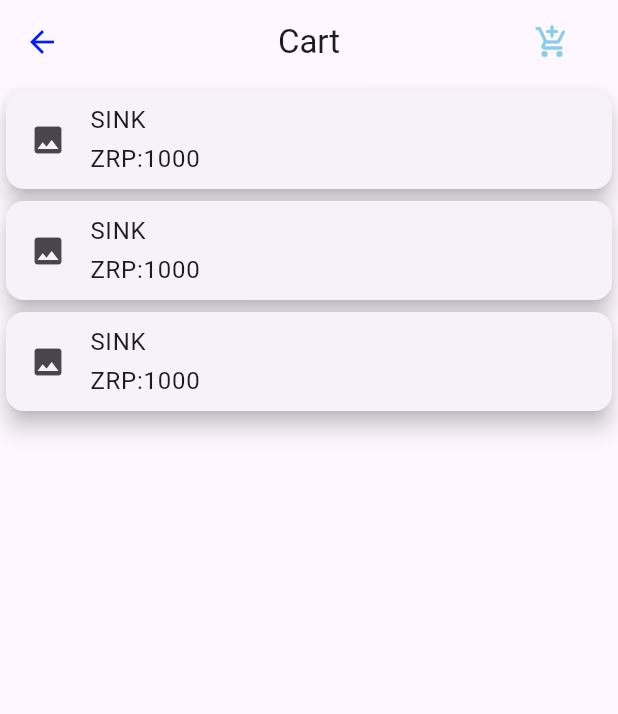
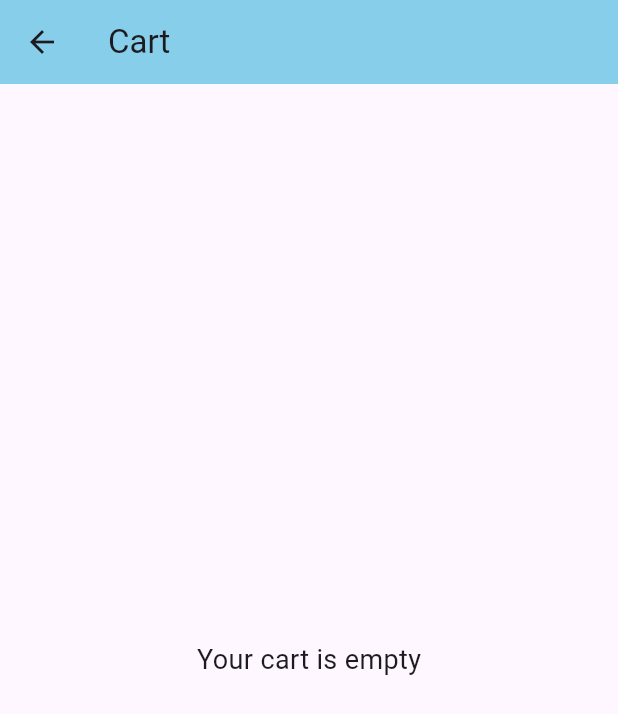
Before and after one commit to nadeerep07/Zoyo_bathware_main, a Flutter app: the CartScreen screen opened directly, on a phone screen of 412 x 824 dp. Shown: the top 714 px of the screen. Run offline on Flutter 3.47's test engine with Material 3 defaults, Android fonts, the light colour scheme and no system bars; our stand-ins replace carousel_slider, hive, hive_flutter, image_picker; accounts and stored records are empty.

Commit message:
12/02/25 half of the app is fully functioning

```diff
--- a/lib/screens/Cart Section/cart_screen.dart
+++ b/lib/screens/Cart Section/cart_screen.dart
@@ -1,6 +1,8 @@
+import 'dart:io';
+
 import 'package:flutter/material.dart';
+import 'package:zoyo_bathware/database/product_model.dart';
 import 'package:zoyo_bathware/services/app_colors.dart';
-import 'package:zoyo_bathware/utilitis/widgets/back_botton.dart';
 
 class CartScreen extends StatefulWidget {
   const CartScreen({super.key});
@@ -10,41 +12,100 @@ class CartScreen extends StatefulWidget {
 }
 
 class _CartScreenState extends State<CartScreen> {
+  List<Product> cartItems = []; // List to hold cart items
+  double totalAmount = 0;
+
+  // Function to calculate the total amount
+  void calculateTotal() {
+    totalAmount = cartItems.fold(
+        0, (sum, item) => sum + (item.salesRate * item.quantity));
+  }
+
+  // Function to update the quantity
+  void updateQuantity(Product product, int quantity) {
+    setState(() {
+      product.quantity = quantity;
+      calculateTotal();
+    });
+  }
+
+  // Function to remove an item from the cart
+  void removeItem(Product product) {
+    setState(() {
+      cartItems.remove(product);
+      calculateTotal();
+    });
+  }
+
   @override
   Widget build(BuildContext context) {
     return Scaffold(
       appBar: AppBar(
-        leading: backButton(context),
-        title: Text("Cart"),
-        centerTitle: true,
-        actions: [
-          Padding(
-              padding: EdgeInsets.only(right: 20),
-              child: IconButton(
-                  color: AppColors.primaryColor,
-                  onPressed: () {},
-                  icon: Icon(Icons.add_shopping_cart_rounded)))
-        ],
+        title: Text('Cart'),
+        backgroundColor: AppColors.primaryColor,
       ),
-      body: ListView.builder(
-        itemCount: 3,
-        itemBuilder: (context, index) {
-          return Card(
-            elevation: 6,
-            child: ListTile(
-                leading: Icon(Icons.photo),
-                title: Column(
-                  crossAxisAlignment: CrossAxisAlignment.start,
-                  children: [
-                    Text("SINK"),
-                    SizedBox(
-                      height: 2,
+      body: Padding(
+        padding: const EdgeInsets.all(16.0),
+        child: cartItems.isEmpty
+            ? Center(
+                child:
+                    Text("Your cart is empty", style: TextStyle(fontSize: 18)))
+            : Column(
+                children: [
+                  Expanded(
+                    child: ListView.builder(
+                      itemCount: cartItems.length,
+                      itemBuilder: (context, index) {
+                        final product = cartItems[index];
+                        return Card(
+                          elevation: 4,
+                          shape: RoundedRectangleBorder(
+                            borderRadius: BorderRadius.circular(12),
+                          ),
+                          margin: EdgeInsets.symmetric(vertical: 8),
+                          child: ListTile(
+                            leading: Image.file(
+                              File(product.imagePaths.first),
+                              width: 60,
+                              height: 60,
+                              fit: BoxFit.cover,
+                            ),
+                            title: Text(product.productName),
+                            subtitle: Text(
+                                '₹${product.salesRate} x ${product.quantity}'),
+                            trailing: IconButton(
+                              icon: Icon(Icons.delete, color: Colors.red),
+                              onPressed: () => removeItem(product),
+                            ),
+                          ),
+                        );
+                      },
                     ),
-                    Text('ZRP:1000')
-                  ],
-                )),
-          );
-        },
+                  ),
+                  Divider(),
+                  Row(
+                    mainAxisAlignment: MainAxisAlignment.spaceBetween,
+                    children: [
+                      Text(
+                        'Total: ₹${totalAmount.toStringAsFixed(2)}',
+                        style: TextStyle(
+                          fontSize: 20,
+                          fontWeight: FontWeight.bold,
+                        ),
+                      ),
+                      ElevatedButton(
+                        onPressed: () {
+                          // Handle checkout process
+                        },
+                        style: ElevatedButton.styleFrom(
+                          backgroundColor: AppColors.buttonColor,
+                        ),
+                        child: Text('Checkout'),
+                      ),
+                    ],
+                  ),
+                ],
+              ),
       ),
     );
   }
--- a/pubspec.yaml
+++ b/pubspec.yaml
@@ -38,6 +38,7 @@ dependencies:
   hive: ^2.2.3
   hive_flutter: ^1.1.0
   image_picker: ^1.1.2
+  intl: ^0.20.2
 
 
 dev_dependencies:
```
Also changed, not shown: lib/database/cart_model.dart (added, +11 -0 lines), lib/screens/Home/home_screen.dart (+5 -2 lines), lib/screens/User manage/Add And Edit/category section/category_screen.dart (+23 -6 lines), lib/screens/User manage/Product_purchase/purchase_screen.dart (added, +180 -0 lines), lib/screens/User manage/Product_purchase/purchased_product_screen.dart (added, +133 -0 lines), lib/screens/User manage/manage_screen.dart (+7 -4 lines), lib/database/product_model.g.dart, pubspec.lock.
